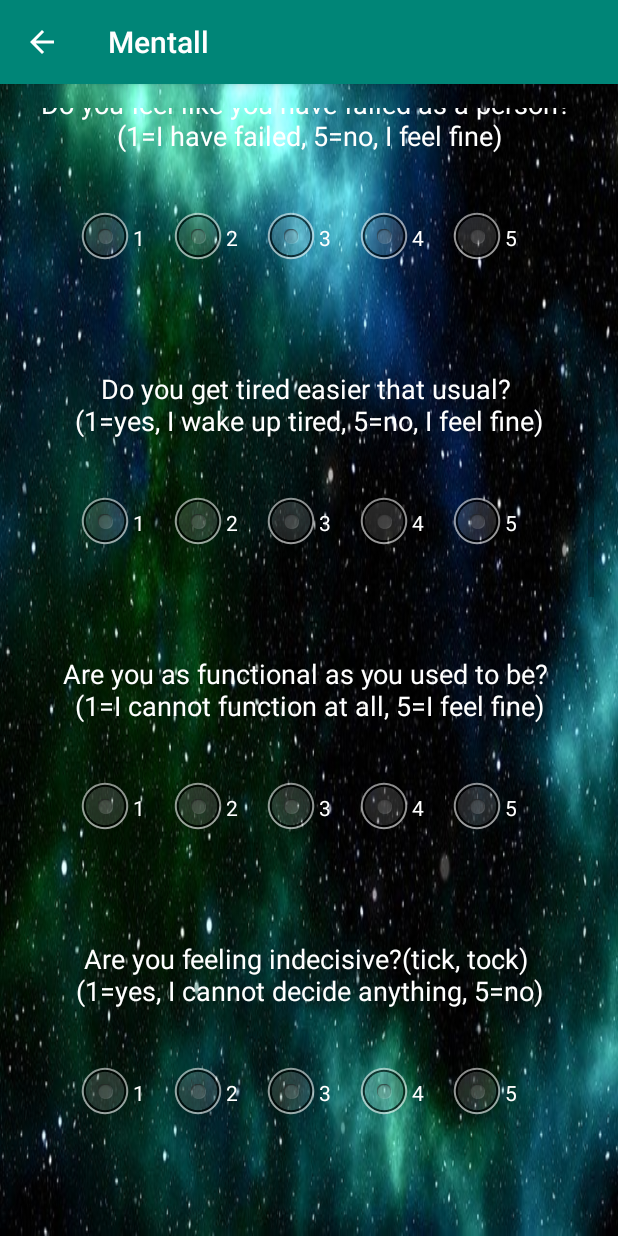
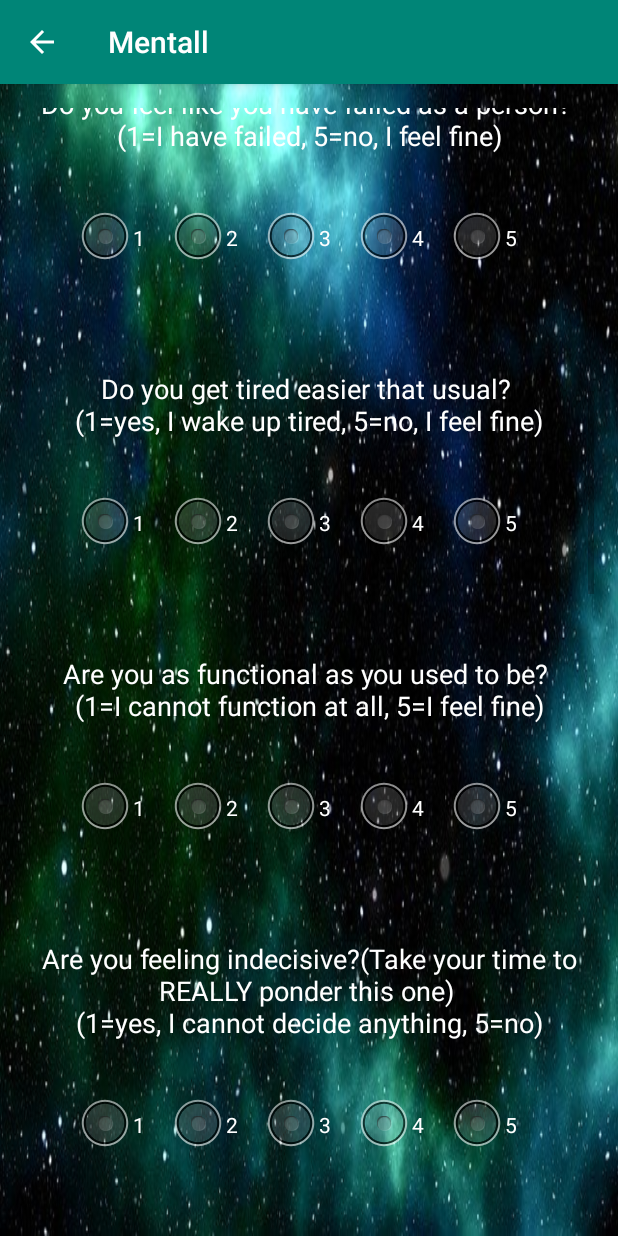
Before and after one commit to Orlian/HealthProject-Ryhma9, an Android app: the QuestionActivity screen opened directly, with no data from a screen before it, scrolled down 1029 dp, on a phone screen of 412 x 824 dp. Run offline under Robolectric (Android 15) with nearby library versions, the phone set to English and light mode, and no system bars.

Commit message:
Stringejä hupaistettu

```diff
--- a/app/src/main/res/values/strings.xml
+++ b/app/src/main/res/values/strings.xml
@@ -29,7 +29,7 @@
     <string name="question6">Do you feel like you have failed as a person? \n(1=I have failed, 5=no, I feel fine)</string>
     <string name="question7">Do you get tired easier that usual? \n(1=yes, I wake up tired, 5=no, I feel fine)</string>
     <string name="question8">Are you as functional as you used to be? \n(1=I cannot function at all, 5=I feel fine)</string>
-    <string name="question9">Are you feeling indecisive?(tick, tock) \n(1=yes, I cannot decide anything, 5=no)</string>
+    <string name="question9">Are you feeling indecisive?(Take your time to REALLY ponder this one) \n(1=yes, I cannot decide anything, 5=no)</string>
     <string name="question10">Are you unable to concentrate like you used to? \n(1=yes, I cannot concentrate, 5=no)</string>
     <string name="question11">Has there been changes to your appetite? \n(1=yes a lot, 5=no changes)</string>
     <string name="question12">Do you pay attention to your own health? \n(1=No, I don\'t care anymore, 5=As much as before)</string>
```
Also changed, not shown: 1 other file.
